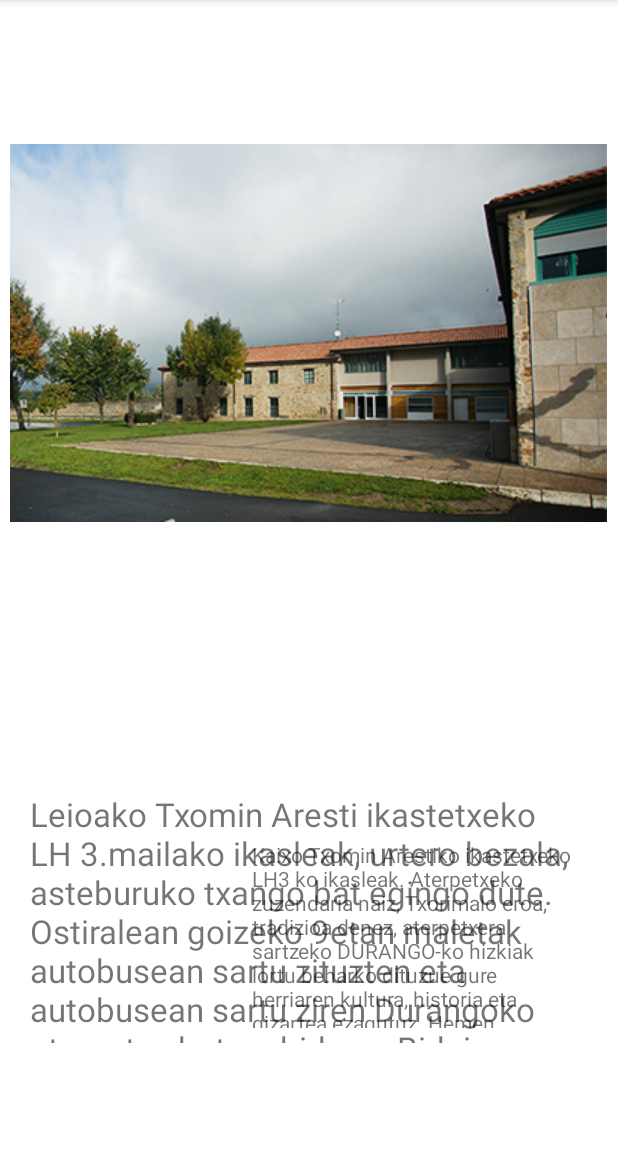
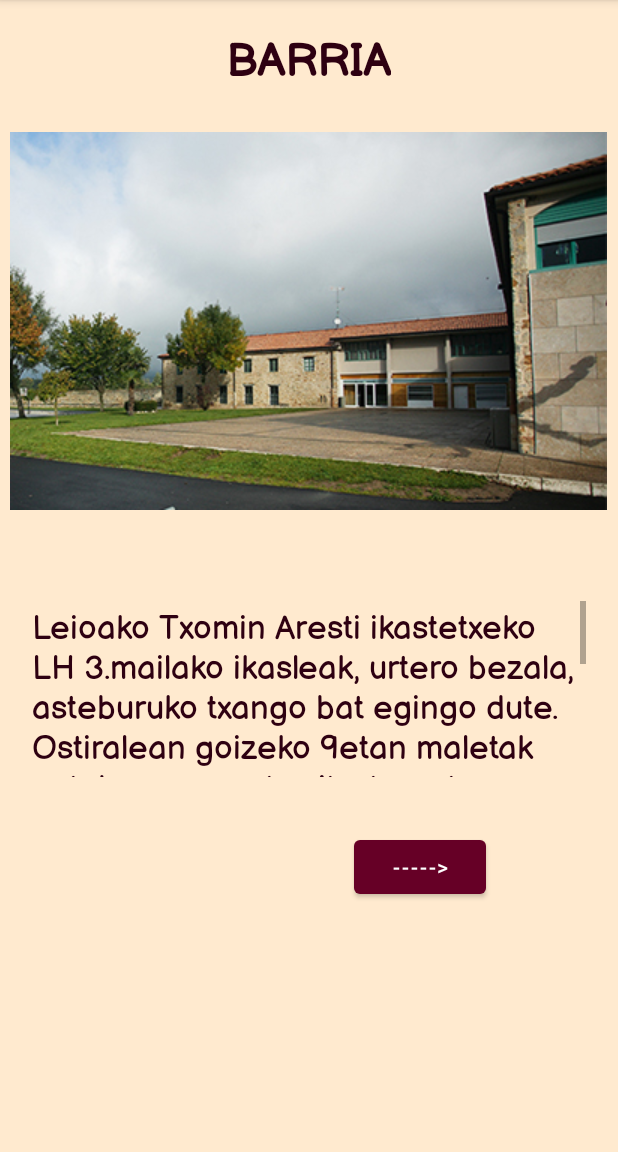
Before and after one commit to marioiram2000/DurangoAPP, an Android app: the zona0_1 screen opened directly, with no data from a screen before it, on a phone screen of 412 x 824 dp, the part 84-1236 px from its top. Run offline under Robolectric (Android 15) with nearby library versions, the phone set to English and light mode, and no system bars.

```diff
--- a/DurangoAPP/app/src/main/java/com/example/durangoapp/zona0_1.java
+++ b/DurangoAPP/app/src/main/java/com/example/durangoapp/zona0_1.java
@@ -2,15 +2,17 @@ package com.example.durangoapp;
 
 import androidx.appcompat.app.AppCompatActivity;
 import android.os.Bundle;
+import android.text.method.ScrollingMovementMethod;
+import android.view.View;
 import android.widget.Button;
 import android.widget.ImageView;
 import android.widget.TextView;
 
 public class zona0_1 extends AppCompatActivity {
 
-    private ImageView imgZona0_1_Principal, imgZona0_1_Txorimalo;
+    private ImageView imgZona0_1_Principal, imgZona0_1_Txorimalo,imgZona0_1_Sobre;
     private TextView txtZona0_1_Txorimalo, txtZona0_1_Narrador;
-    private Button btnZona0_1_Start;
+    private Button btnZona0_1_Start, btnZona0_1_Skip;
 
     @Override
     protected void onCreate(Bundle savedInstanceState) {
@@ -19,11 +21,30 @@ public class zona0_1 extends AppCompatActivity {
 
         imgZona0_1_Principal = (ImageView) findViewById(R.id.imgZona0_1_Principal);
         imgZona0_1_Txorimalo = findViewById(R.id.imgZona0_1_Txorimalo);
+        imgZona0_1_Sobre = findViewById(R.id.imgZona0_1_Sobre);
         txtZona0_1_Narrador = findViewById(R.id.txtZona0_1_Narrador);
         txtZona0_1_Txorimalo = findViewById(R.id.txtZona0_1_Txorimalo);
         btnZona0_1_Start = findViewById(R.id.btnZona0_1_Start);
+        btnZona0_1_Skip = findViewById(R.id.btnZona0_1_Skip);
 
-        txtZona0_1_Narrador.setSelected(true);
+        //txtZona0_1_Narrador.setSelected(true);
+        txtZona0_1_Narrador.setMovementMethod(new ScrollingMovementMethod());
+
+        btnZona0_1_Skip.setOnClickListener(new View.OnClickListener() {
+            @Override
+            public void onClick(View view) {
+                imgZona0_1_Principal.setVisibility(View.INVISIBLE);
+                imgZona0_1_Sobre.setVisibility(View.VISIBLE);
+                txtZona0_1_Narrador.setVisibility(View.INVISIBLE);
+                btnZona0_1_Skip.setVisibility(View.INVISIBLE);
+                txtZona0_1_Txorimalo.setVisibility(View.VISIBLE);
+                imgZona0_1_Txorimalo.setVisibility(View.VISIBLE);
+                imgZona0_1_Txorimalo.setImageDrawable(getResources().getDrawable(R.drawable.txorimalo));
+                btnZona0_1_Start.setVisibility(View.VISIBLE);
+                txtZona0_1_Txorimalo.setMovementMethod(new ScrollingMovementMethod());
+
+            }
+        });
 
     }
 }
--- a/DurangoAPP/app/src/main/res/layout/activity_zona0_1.xml
+++ b/DurangoAPP/app/src/main/res/layout/activity_zona0_1.xml
@@ -1,17 +1,17 @@
 <?xml version="1.0" encoding="utf-8"?>
-<androidx.constraintlayout.widget.ConstraintLayout
-    xmlns:android="http://schemas.android.com/apk/res/android"
+<androidx.constraintlayout.widget.ConstraintLayout xmlns:android="http://schemas.android.com/apk/res/android"
+    xmlns:app="http://schemas.android.com/apk/res-auto"
     xmlns:tools="http://schemas.android.com/tools"
-    xmlns:app="http://schemas.android.com/apk/res-auto"
     android:layout_width="match_parent"
     android:layout_height="match_parent"
-    tools:context=".zona0_1">
+    tools:context=".zona0_1"
+    android:background="@color/papiro">
 
   <ImageView
       android:id="@+id/imgZona0_1_Principal"
       android:layout_width="wrap_content"
       android:layout_height="wrap_content"
-      android:layout_marginTop="96dp"
+      android:layout_marginTop="88dp"
       app:layout_constraintEnd_toEndOf="parent"
       app:layout_constraintHorizontal_bias="0.461"
       app:layout_constraintStart_toStartOf="parent"
@@ -20,55 +20,87 @@
 
   <ImageView
       android:id="@+id/imgZona0_1_Txorimalo"
-      android:layout_width="wrap_content"
-      android:layout_height="wrap_content"
+      android:layout_width="105dp"
+      android:layout_height="93dp"
       android:layout_marginStart="20dp"
+      android:layout_marginTop="92dp"
       android:visibility="invisible"
-      app:layout_constraintBottom_toBottomOf="parent"
       app:layout_constraintEnd_toStartOf="@+id/txtZona0_1_Txorimalo"
-      app:layout_constraintHorizontal_bias="0.0"
+      app:layout_constraintHorizontal_bias="0.028"
       app:layout_constraintStart_toStartOf="parent"
-      app:layout_constraintTop_toBottomOf="@+id/btnZona0_1_Start"
-      app:layout_constraintVertical_bias="0.703"
-      tools:srcCompat="@tools:sample/avatars" />
+      app:layout_constraintTop_toBottomOf="@+id/imgZona0_1_Sobre"
+      tools:srcCompat="@drawable/txorimalo" />
 
   <TextView
       android:id="@+id/txtZona0_1_Txorimalo"
-      android:layout_width="224dp"
-      android:layout_height="125dp"
-      android:layout_marginTop="112dp"
+      style="@style/normalText"
+      android:layout_width="231dp"
+      android:layout_height="228dp"
+      android:layout_marginTop="40dp"
       android:layout_marginEnd="20dp"
+      android:maxLines="7"
+      android:scrollbars="vertical"
       android:text="@string/zona0_1Text_2"
+      android:visibility="invisible"
       app:layout_constraintEnd_toEndOf="parent"
-      app:layout_constraintTop_toBottomOf="@+id/btnZona0_1_Start" />
+      app:layout_constraintTop_toBottomOf="@+id/imgZona0_1_Sobre" />
 
   <Button
       android:id="@+id/btnZona0_1_Start"
+      style='@style/buttonText'
       android:layout_width="wrap_content"
       android:layout_height="wrap_content"
-      android:layout_marginTop="52dp"
+      android:layout_marginTop="12dp"
       android:text="@string/giltzaren_bila"
+      android:visibility="invisible"
+      app:layout_constraintEnd_toEndOf="parent"
+      app:layout_constraintStart_toStartOf="parent"
+      app:layout_constraintTop_toBottomOf="@+id/txtZona0_1_Txorimalo" />
+
+  <TextView
+      android:id="@+id/txtZona0_1_Narrador"
+      style="@style/normalText"
+      android:layout_width="369dp"
+      android:layout_height="117dp"
+      android:maxLines="5"
+      android:scrollbars="vertical"
+      android:text="@string/zona0_1Text_1"
+      app:layout_constraintBottom_toBottomOf="parent"
+      app:layout_constraintEnd_toEndOf="parent"
+      app:layout_constraintStart_toStartOf="parent"
+      app:layout_constraintTop_toBottomOf="@+id/imgZona0_1_Principal"
+      app:layout_constraintVertical_bias="0.196" />
+
+  <Button
+      android:id="@+id/btnZona0_1_Skip"
+      android:layout_width="wrap_content"
+      android:layout_height="wrap_content"
+      android:layout_marginTop="36dp"
+      android:layout_marginEnd="88dp"
+      android:text="----->"
+      app:layout_constraintEnd_toEndOf="parent"
+      app:layout_constraintTop_toBottomOf="@+id/txtZona0_1_Narrador" />
+
+  <TextView
+      android:id="@+id/txtZona0_1_Titulo"
+      android:layout_width="wrap_content"
+      android:layout_height="wrap_content"
+      android:layout_marginTop="16dp"
+      android:text="BARRIA"
+      style="@style/title"
       app:layout_constraintEnd_toEndOf="parent"
       app:layout_constraintHorizontal_bias="0.498"
       app:layout_constraintStart_toStartOf="parent"
-      app:layout_constraintTop_toBottomOf="@+id/imgZona0_1_Principal"
-      android:visibility="invisible"/>
+      app:layout_constraintTop_toTopOf="parent" />
 
-  <TextView
-      android:id="@+id/txtZona0_1_Narrador"
-      android:layout_width="370dp"
-      android:layout_height="167dp"
-      android:layout_marginStart="20dp"
-      android:layout_marginEnd="20dp"
-      android:text="@string/zona0_1Text_1"
-      android:textSize="22dp"
-      android:focusable="false"
-      android:ellipsize="marquee"
-      android:marqueeRepeatLimit="marquee_forever"
-      app:layout_constraintBottom_toBottomOf="parent"
+  <ImageView
+      android:id="@+id/imgZona0_1_Sobre"
+      android:layout_width="241dp"
+      android:layout_height="147dp"
+      android:layout_marginTop="32dp"
+      android:visibility="invisible"
       app:layout_constraintEnd_toEndOf="parent"
-      app:layout_constraintHorizontal_bias="0.0"
       app:layout_constraintStart_toStartOf="parent"
-      app:layout_constraintTop_toBottomOf="@+id/btnZona0_1_Start"
-      app:layout_constraintVertical_bias="0.525" />
+      app:layout_constraintTop_toBottomOf="@+id/txtZona0_1_Titulo"
+      app:srcCompat="@drawable/sobre" />
 </androidx.constraintlayout.widget.ConstraintLayout>
--- a/DurangoAPP/app/src/main/res/values/strings.xml
+++ b/DurangoAPP/app/src/main/res/values/strings.xml
@@ -9,7 +9,8 @@
     <string name="new_group_error">Sartu taldearen izena</string>
     <string name="aukeratu_zure_taldea">Aukeratu zure taldea:</string>
     <string name="zona0_1Text_1">Leioako Txomin Aresti ikastetxeko LH 3.mailako ikasleak, urtero bezala, asteburuko txango bat egingo dute. Ostiralean goizeko 9etan maletak autobusean sartu zituzten eta autobusean sartu ziren Durangoko aterpetxe batera bidean. Bidaia oso lasaia izan zen, ikasle guztiak irrika handia zeukaten Aterpetxera ailegatzeko. Baina bat-batean Durangoko aterpetxera ailegatzean gutun bat ikusi zuten atean.</string>
-    <string name="zona0_1Text_2">Kaixo Txomin Arestiko ikastetxeko LH3 ko ikasleak. Aterpetxeko zuzendaria naiz, Txorimalo eroa, tradizioa denez, aterpetxera sartzeko DURANGO-ko hizkiak lortu beharko dituzue gure herriaren kultura, historia eta gizartea ezagutuz. Hemen, Durangon gustatzen zaigu jendea hemendik ateratzean gure herriko kultura-ondare garrantzitsuak ezagutzea. Baina zer demontre da Kultura Ondarea? Herri bakoitzean gertakizun historiko eta garrantzi kulturala dutenari deitzen zaio, gaur egunera arte mantendu eta gaur egungo belaunaldiei helarazi zaiena. Horregatik, gure aterpetxean asteburu zoragarri bat pasatzeko, Durangoko hainbat kultura ondare ezagutu beharko dituzue. Kultura-ondare bakoitzean, azalpen batzuk emango dizkizuete eta erronka bat ezarriko zaizue, DURANGO-ko kultura ondare ezberdinei dagozkien hizkiak lortzeko. Ni zuen atzetik egongo naiz eta erronkak lortzen badituzue hizkiak nik emango dizkizuet. Geroago, aterpetxera bueltatzen zaretenean, guztiok batera hizkiak postontzian sartuko ditugu eta hori izango da zuen “giltza”. Zorte on eta ordu batzuk barru hemen egongo gara guztiok (espero dut) ji ji. Atope Ekipo!
+    <string name="zona0_1Text_2">Kaixo Txomin Arestiko ikastetxeko LH3 ko ikasleak. Aterpetxeko zuzendaria naiz, Txorimalo eroa, tradizioa denez, aterpetxera sartzeko DURANGO-ko hizkiak lortu beharko dituzue gure herriaren kultura, historia eta gizartea ezagutuz. Hemen, Durangon gustatzen zaigu jendea hemendik ateratzean gure herriko kultura-ondare garrantzitsuak ezagutzea. Baina zer demontre da Kultura Ondarea? Herri bakoitzean gertakizun historiko eta garrantzi kulturala dutenari deitzen zaio, gaur egunera arte mantendu eta gaur egungo belaunaldiei helarazi zaiena. Horregatik, gure aterpetxean asteburu zoragarri bat pasatzeko, Durangoko hainbat kultura ondare ezagutu beharko dituzue. Kultura-ondare bakoitzean, azalpen batzuk emango dizkizuete eta erronka bat ezarriko zaizue, DURANGO-ko kultura ondare ezberdinei dagozkien hizkiak lortzeko. Ni zuen atzetik egongo naiz eta erronkak lortzen badituzue hizkiak nik emango dizkizuet. Geroago, aterpetxera bueltatzen zaretenean, guztiok batera hizkiak postontzian sartuko ditugu eta hori izango da zuen “giltza”. Zorte on eta ordu batzuk barru hemen egongo gara guztiok (espero dut) ji ji.
+        Atope Ekipo!
 </string>
 
 </resources>
```
Also changed, not shown: DurangoAPP/app/src/main/res/drawable/txorimalo.png (added).
